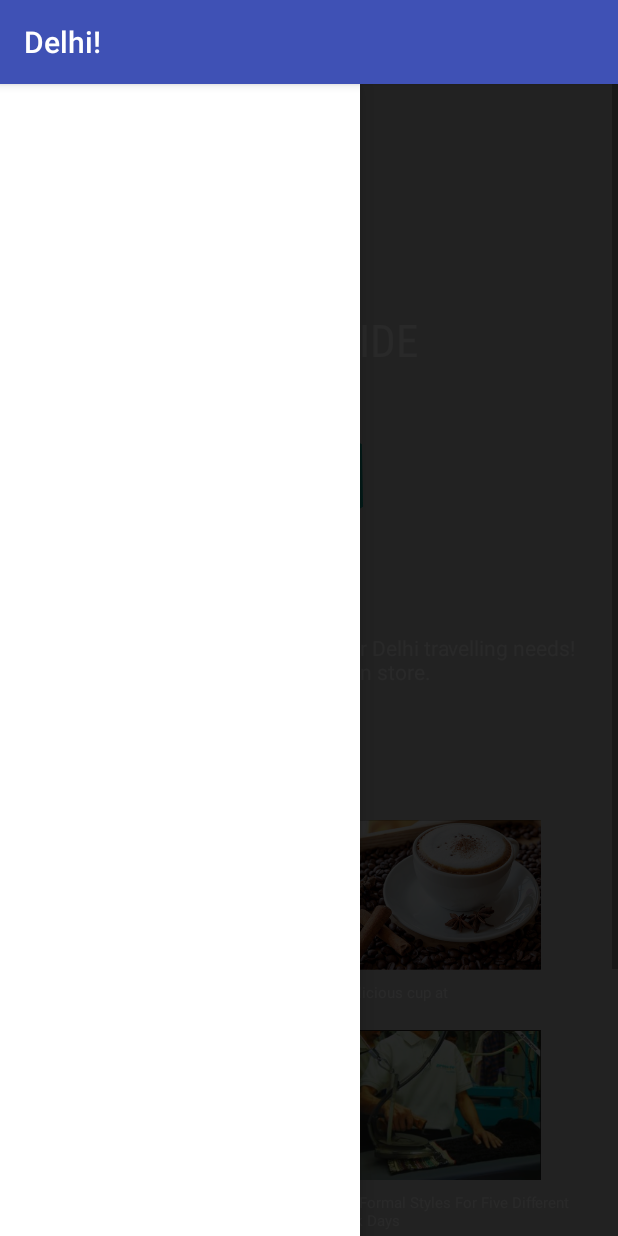
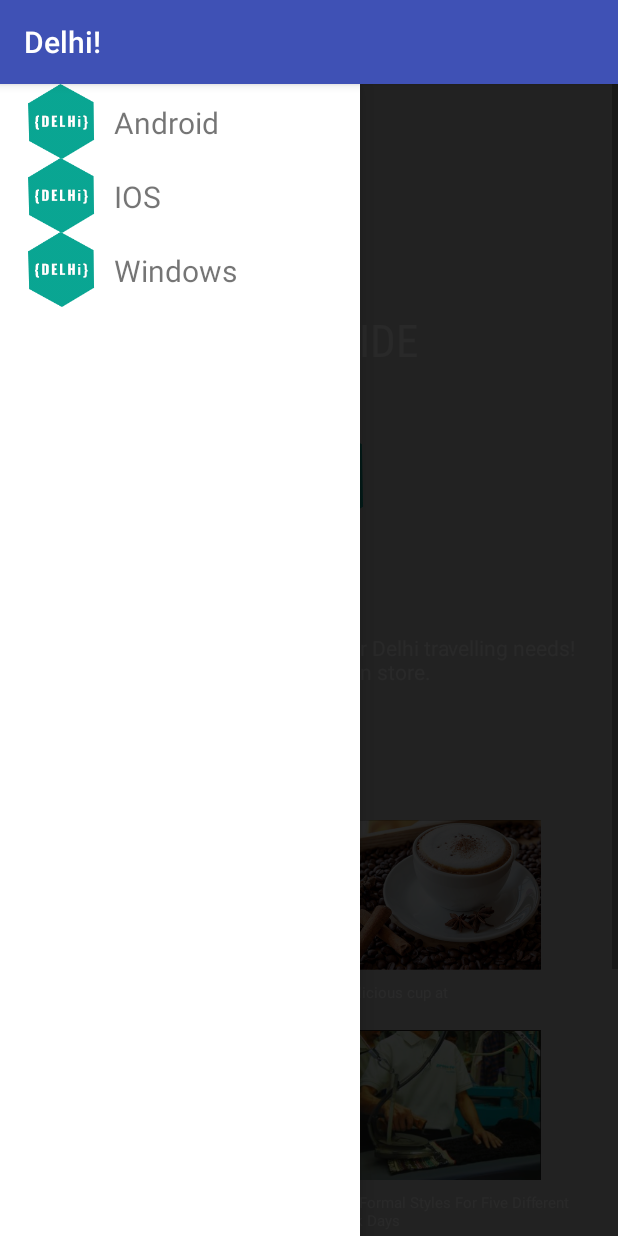
Before and after one commit to Ipshita1996/TourGuide, an Android app: the screen it shows after launch (MainActivity), with the side drawer open, on a phone screen of 412 x 824 dp. Run offline under Robolectric (Android 15) with nearby library versions, the light colour scheme and no system bars.

Commit message:
added functioning navbar with arraylist which has a custom adapter

```diff
--- a/app/src/main/java/com/android/ipshita/delhi_tourguide/MainActivity.java
+++ b/app/src/main/java/com/android/ipshita/delhi_tourguide/MainActivity.java
@@ -5,9 +5,16 @@
 import android.view.View;
 import android.widget.AdapterView;
 import android.widget.GridView;
+import android.widget.ListView;
 import android.widget.Toast;
 
+import java.util.ArrayList;
+
 public class MainActivity extends AppCompatActivity {
+
+    /*nav drawer*/
+    private ListView mDrawerList;
+
     GridView grid;
     int[] web = {
             R.string.bakery,
@@ -16,7 +23,7 @@
             R.string.formal,
             R.string.edc,
             R.string.restaurant
-    } ;
+    };
     int[] imageId = {
             R.drawable.bakery,
             R.drawable.coffee,
@@ -32,8 +39,13 @@
         super.onCreate(savedInstanceState);
         setContentView(R.layout.activity_main);
 
+        /*nav drawer*/
+        mDrawerList = (ListView) findViewById(R.id.left_drawer);
+        addDrawerItems();
+
+        /*grid view*/
         custom_grid adapter = new custom_grid(MainActivity.this, web, imageId);
-        grid=(GridView)findViewById(R.id.grid);
+        grid = (GridView) findViewById(R.id.grid);
 
         ScrollableGridView gridView = (ScrollableGridView) findViewById(R.id.grid);
         gridView.setExpanded(true);
@@ -42,11 +54,21 @@
         grid.setOnItemClickListener(new AdapterView.OnItemClickListener() {
             @Override
             public void onItemClick(AdapterView<?> parent, View view, int position, long id) {
-                Toast.makeText(MainActivity.this, "You Clicked at " +web[+ position], Toast.LENGTH_SHORT).show();
+                Toast.makeText(MainActivity.this, "You Clicked at " + web[+position], Toast.LENGTH_SHORT).show();
 
             }
         });
 
     }
 
+
+    private void addDrawerItems() {
+        final ArrayList<customnav> navs=new ArrayList<customnav>();
+        navs.add(new customnav(R.drawable.logo,"Android"));
+        navs.add(new customnav(R.drawable.logo,"IOS"));
+        navs.add(new customnav(R.drawable.logo,"Windows"));
+        customnavadapter adapternav=new customnavadapter(this,navs);
+        mDrawerList.setAdapter(adapternav);
+    }
+
 }
--- /dev/null
+++ b/app/src/main/java/com/android/ipshita/delhi_tourguide/customnav.java
@@ -0,0 +1,21 @@
+package com.android.ipshita.delhi_tourguide;
+
+/**
+ * Created by Ipshita on 16-09-2016.
+ */
+public class customnav {
+    private int mImageID;
+    private String mText;
+
+    public customnav(int ImageID, String Text){
+        mImageID=ImageID;
+        mText=Text;
+    }
+
+    public int getimageID(){
+        return mImageID;
+    }
+    public String getText(){
+        return mText;
+    }
+}
--- /dev/null
+++ b/app/src/main/java/com/android/ipshita/delhi_tourguide/customnavadapter.java
@@ -0,0 +1,44 @@
+package com.android.ipshita.delhi_tourguide;
+
+import android.content.Context;
+import android.view.LayoutInflater;
+import android.view.View;
+import android.view.ViewGroup;
+import android.widget.ArrayAdapter;
+import android.widget.ImageView;
+import android.widget.TextView;
+
+import java.util.ArrayList;
+
+/**
+ * Created by Ipshita on 16-09-2016.
+ */
+public class customnavadapter extends ArrayAdapter<customnav> {
+
+
+    public customnavadapter(Context context, ArrayList<customnav> navs){
+        super(context, 0, navs);
+    }
+
+    @Override
+    public View getView(int position, View convertView, ViewGroup parent) {
+
+// Check if the existing view is being reused, otherwise inflate the view
+        View listItemView = convertView;
+        if (listItemView == null) {
+            listItemView = LayoutInflater.from(getContext()).inflate(
+                    R.layout.navitem, parent, false);
+        }
+
+
+        customnav current = getItem(position);
+        TextView cTextView = (TextView) listItemView.findViewById(R.id.text);
+        cTextView.setText(current.getText());
+
+        ImageView img=(ImageView) listItemView.findViewById(R.id.icon);
+        img.setImageResource(current.getimageID());
+
+        return listItemView;
+
+    }
+}
--- /dev/null
+++ b/app/src/main/res/layout/navitem.xml
@@ -0,0 +1,26 @@
+<?xml version="1.0" encoding="utf-8"?>
+<LinearLayout xmlns:android="http://schemas.android.com/apk/res/android"
+    android:orientation="vertical" android:layout_width="match_parent"
+    android:layout_height="match_parent">
+
+    <RelativeLayout
+        android:layout_width="wrap_content"
+        android:layout_height="match_parent">
+        <ImageView
+            android:layout_marginLeft="16dp"
+            android:id="@+id/icon"
+            android:src="@drawable/logo"
+            android:layout_width="50dp"
+            android:layout_height="50dp" />
+        <TextView
+            android:id="@+id/text"
+            android:layout_marginLeft="10dp"
+            android:layout_marginTop="12dp"
+            android:textSize="20sp"
+            android:text="Hello"
+            android:layout_toRightOf="@id/icon"
+            android:layout_width="wrap_content"
+            android:layout_height="wrap_content" />
+    </RelativeLayout>
+
+</LinearLayout>
```
